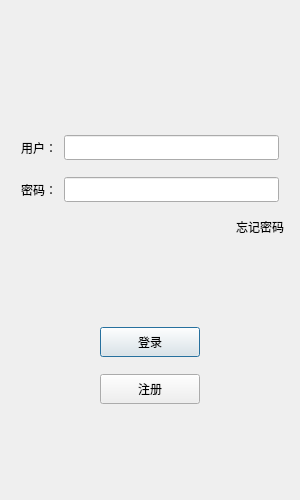
Above: logindialog.ui from MingL97/chat before the change. Below: the same form after it.
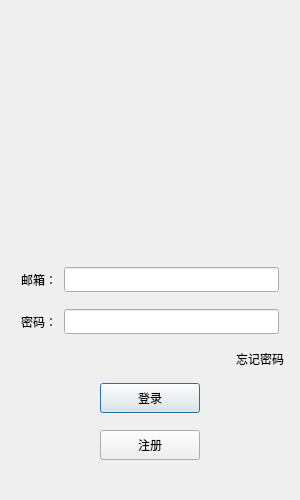
That is the form after the change. Icons and pictures are not drawn. Custom widgets are drawn as their Qt base class.

Diff of the .ui file:
```diff
--- a/logindialog.ui
+++ b/logindialog.ui
@@ -43,38 +43,53 @@
      <property name="bottomMargin">
       <number>5</number>
      </property>
+     <item>
+      <widget class="QLabel" name="label_error">
+       <property name="text">
+        <string/>
+       </property>
+       <property name="alignment">
+        <set>Qt::AlignCenter</set>
+       </property>
+      </widget>
+     </item>
      <item alignment="Qt::AlignVCenter">
       <widget class="QWidget" name="widget" native="true">
        <layout class="QGridLayout" name="gridLayout">
-        <item row="0" column="0" alignment="Qt::AlignHCenter">
-         <widget class="QLabel" name="label">
+        <item row="1" column="0">
+         <widget class="QLabel" name="head_label">
+          <property name="sizePolicy">
+           <sizepolicy hsizetype="Preferred" vsizetype="Preferred">
+            <horstretch>0</horstretch>
+            <verstretch>0</verstretch>
+           </sizepolicy>
+          </property>
+          <property name="minimumSize">
+           <size>
+            <width>200</width>
+            <height>200</height>
+           </size>
+          </property>
+          <property name="maximumSize">
+           <size>
+            <width>200</width>
+            <height>200</height>
+           </size>
+          </property>
           <property name="layoutDirection">
            <enum>Qt::LeftToRight</enum>
           </property>
           <property name="text">
            <string/>
           </property>
-          <property name="pixmap">
-           <pixmap resource="rc.qrc">:/res/test.png</pixmap>
+          <property name="alignment">
+           <set>Qt::AlignCenter</set>
           </property>
          </widget>
         </item>
        </layout>
       </widget>
      </item>
-     <item>
-      <spacer name="verticalSpacer">
-       <property name="orientation">
-        <enum>Qt::Vertical</enum>
-       </property>
-       <property name="sizeHint" stdset="0">
-        <size>
-         <width>20</width>
-         <height>40</height>
-        </size>
-       </property>
-      </spacer>
-     </item>
      <item>
       <layout class="QHBoxLayout" name="horizontalLayout">
        <property name="leftMargin">
@@ -90,7 +105,7 @@
         <number>5</number>
        </property>
        <item>
-        <widget class="QLabel" name="user_label">
+        <widget class="QLabel" name="email_label">
          <property name="minimumSize">
           <size>
            <width>0</width>
@@ -104,12 +119,12 @@
           </size>
          </property>
          <property name="text">
-          <string>用户：</string>
+          <string>邮箱：</string>
          </property>
         </widget>
        </item>
        <item>
-        <widget class="QLineEdit" name="user_lineEdit">
+        <widget class="QLineEdit" name="email_lineEdit">
          <property name="minimumSize">
           <size>
            <width>0</width>
@@ -199,7 +214,7 @@
         </spacer>
        </item>
        <item>
-        <widget class="QLabel" name="forgetPw_label">
+        <widget class="ClickedLabel" name="forgetPw_label">
          <property name="minimumSize">
           <size>
            <width>0</width>
@@ -227,7 +242,7 @@
        <property name="sizeHint" stdset="0">
         <size>
          <width>20</width>
-         <height>40</height>
+         <height>10</height>
         </size>
        </property>
       </spacer>
@@ -362,8 +377,13 @@
    </item>
   </layout>
  </widget>
- <resources>
-  <include location="rc.qrc"/>
- </resources>
+ <customwidgets>
+  <customwidget>
+   <class>ClickedLabel</class>
+   <extends>QLabel</extends>
+   <header location="global">clickedlabel.h</header>
+  </customwidget>
+ </customwidgets>
+ <resources/>
  <connections/>
 </ui>
```
